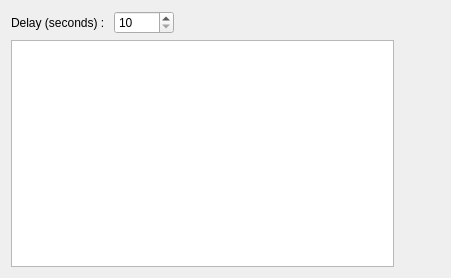
First picture: the form in src/mainwidget.ui, repository mistic100/UMWP-Autochanger, before the edit.
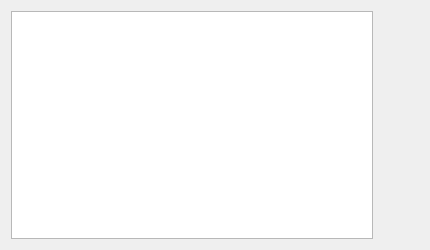
Second picture: the form after the edit. Icons and pictures are not drawn.

What changed in the file:
```diff
--- a/src/mainwidget.ui
+++ b/src/mainwidget.ui
@@ -6,58 +6,15 @@
    <rect>
     <x>0</x>
     <y>0</y>
-    <width>451</width>
-    <height>278</height>
+    <width>430</width>
+    <height>250</height>
    </rect>
   </property>
-  <layout class="QGridLayout" name="gridLayout">
-   <item row="2" column="0">
+  <layout class="QHBoxLayout" name="horizontalLayout">
+   <item>
     <widget class="QListWidget" name="m_poList"/>
    </item>
-   <item row="0" column="0">
-    <layout class="QHBoxLayout" name="horizontalLayout">
-     <item>
-      <widget class="QLabel" name="label">
-       <property name="text">
-        <string>Delay (seconds) : </string>
-       </property>
-      </widget>
-     </item>
-     <item>
-      <widget class="QSpinBox" name="m_poInputDelay">
-       <property name="minimumSize">
-        <size>
-         <width>60</width>
-         <height>0</height>
-        </size>
-       </property>
-       <property name="minimum">
-        <number>10</number>
-       </property>
-       <property name="maximum">
-        <number>3600</number>
-       </property>
-       <property name="singleStep">
-        <number>10</number>
-       </property>
-      </widget>
-     </item>
-     <item>
-      <spacer name="horizontalSpacer">
-       <property name="orientation">
-        <enum>Qt::Horizontal</enum>
-       </property>
-       <property name="sizeHint" stdset="0">
-        <size>
-         <width>40</width>
-         <height>20</height>
-        </size>
-       </property>
-      </spacer>
-     </item>
-    </layout>
-   </item>
-   <item row="2" column="1">
+   <item>
     <layout class="QVBoxLayout" name="verticalLayout">
      <item>
       <widget class="QPushButton" name="m_poButtonAdd">
```
